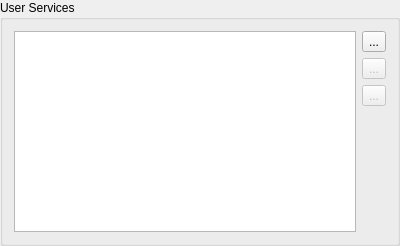
Qt form src/user_services_box.ui (nextgis/quickmapservices) before a commit.
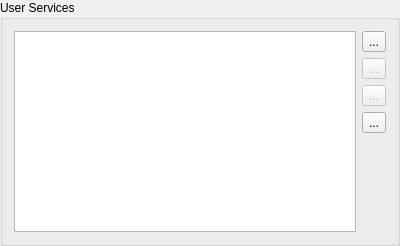
The same form after that commit.

Diff of the .ui file:
```diff
--- a/src/user_services_box.ui
+++ b/src/user_services_box.ui
@@ -49,6 +49,13 @@
        </property>
       </widget>
      </item>
+     <item>
+      <widget class="QToolButton" name="btnCopy">
+       <property name="text">
+        <string>...</string>
+       </property>
+      </widget>
+     </item>
      <item>
       <spacer name="verticalSpacer">
        <property name="orientation">
```
